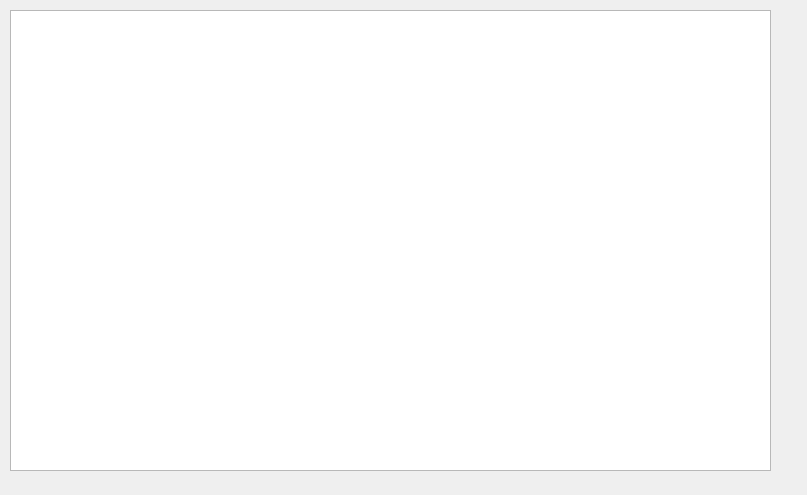
The window that src/userwindow.ui (sggw-inf-2015-2/kk) describes before a commit, drawn with Qt 5.
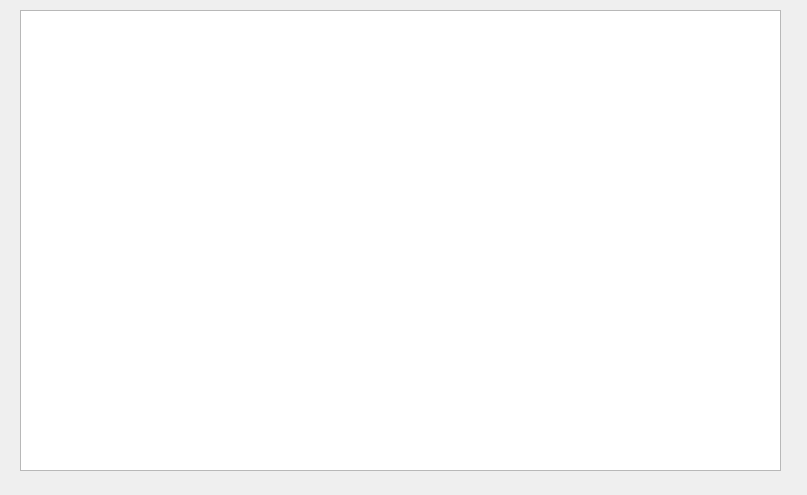
The same window after the commit.

What changed in the file:
```diff
--- a/src/userwindow.ui
+++ b/src/userwindow.ui
@@ -19,7 +19,7 @@
   <widget class="QTableWidget" name="tableWidget">
    <property name="geometry">
     <rect>
-     <x>10</x>
+     <x>20</x>
      <y>10</y>
      <width>761</width>
      <height>461</height>
```
Left out of the diff: 11 changed lines with no effect on the pictures.
